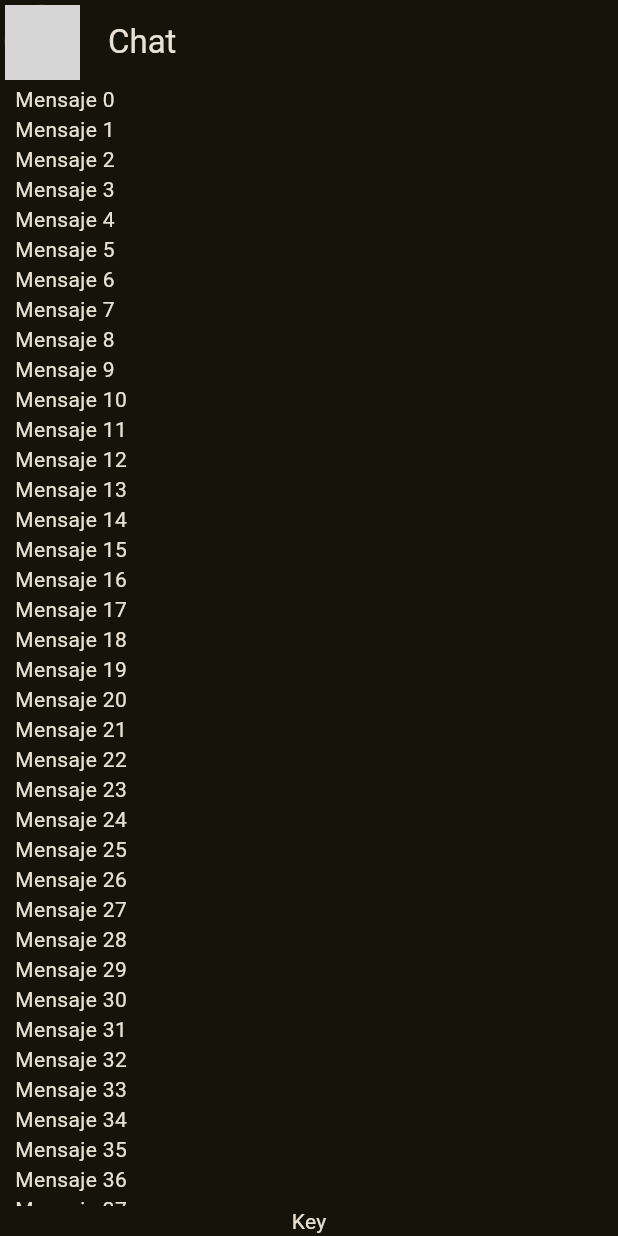
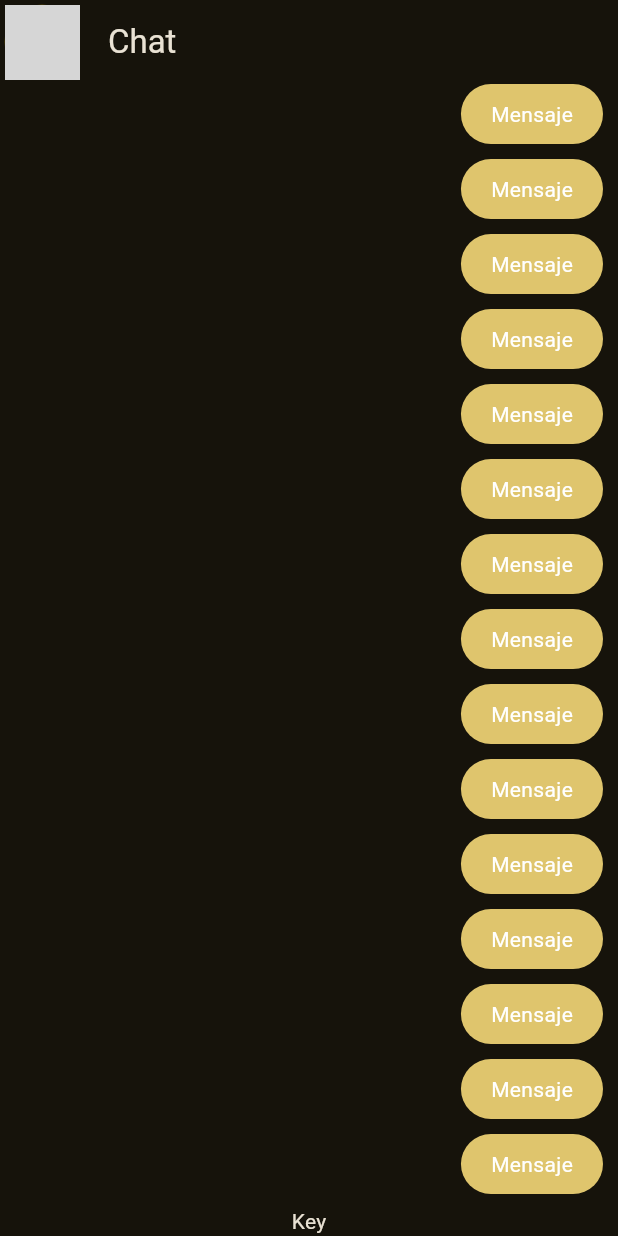
Before and after one commit to juanhcode/MyChat, a Flutter app: the screen it shows after launch, on a phone screen of 412 x 824 dp. Run offline on Flutter 3.47's test engine with Material 3 defaults, Android fonts, the phone set to English and light mode, and no system bars; network calls fail; grey boxes are pictures that could not be loaded.

Commit message:
message bubble

```diff
--- a/lib/main.dart
+++ b/lib/main.dart
@@ -1,6 +1,6 @@
 import 'package:flutter/material.dart';
 import 'package:mychat/config/theme/app_theme.dart';
-import 'package:mychat/presentation/chat/chat_screen.dart';
+import 'package:mychat/presentation/screens/chat/chat_screen.dart';
 
 void main() => runApp(const MyApp());
 
--- a/lib/presentation/chat/chat_screen.dart
+++ b/lib/presentation/screens/chat/chat_screen.dart
@@ -1,4 +1,5 @@
 import 'package:flutter/material.dart';
+import 'package:mychat/presentation/widgets/chat/my_message__bubble.dart';
 
 class ChatScreen extends StatelessWidget {
   const ChatScreen({super.key});
@@ -31,7 +32,7 @@ class _ChatView extends StatelessWidget {
         child: Column(
           children: [
             Expanded(child: ListView.builder(itemBuilder: (context, index) {
-              return Text("Mensaje $index");
+              return const MyMessageBubble();
             },)),
             const Text("Key")
           ],
--- /dev/null
+++ b/lib/presentation/widgets/chat/my_message__bubble.dart
@@ -0,0 +1,27 @@
+import 'package:flutter/material.dart';
+
+class MyMessageBubble extends StatelessWidget {
+  const MyMessageBubble({super.key});
+
+  @override
+  Widget build(BuildContext context) {
+
+    final colors = Theme.of(context).colorScheme;
+    return Column(
+      crossAxisAlignment: CrossAxisAlignment.end,
+      children: [
+        Container(
+          decoration: BoxDecoration(
+            color: colors.primary,
+            borderRadius: BorderRadius.circular(20)
+          ),
+          child: const Padding(
+            padding: EdgeInsets.symmetric(horizontal: 20,vertical: 10),
+            child: Text("Mensaje",style: TextStyle(color: Colors.white),),
+          ),
+        ),
+        const SizedBox(height: 10,)
+      ],
+    );
+  }
+}
```
